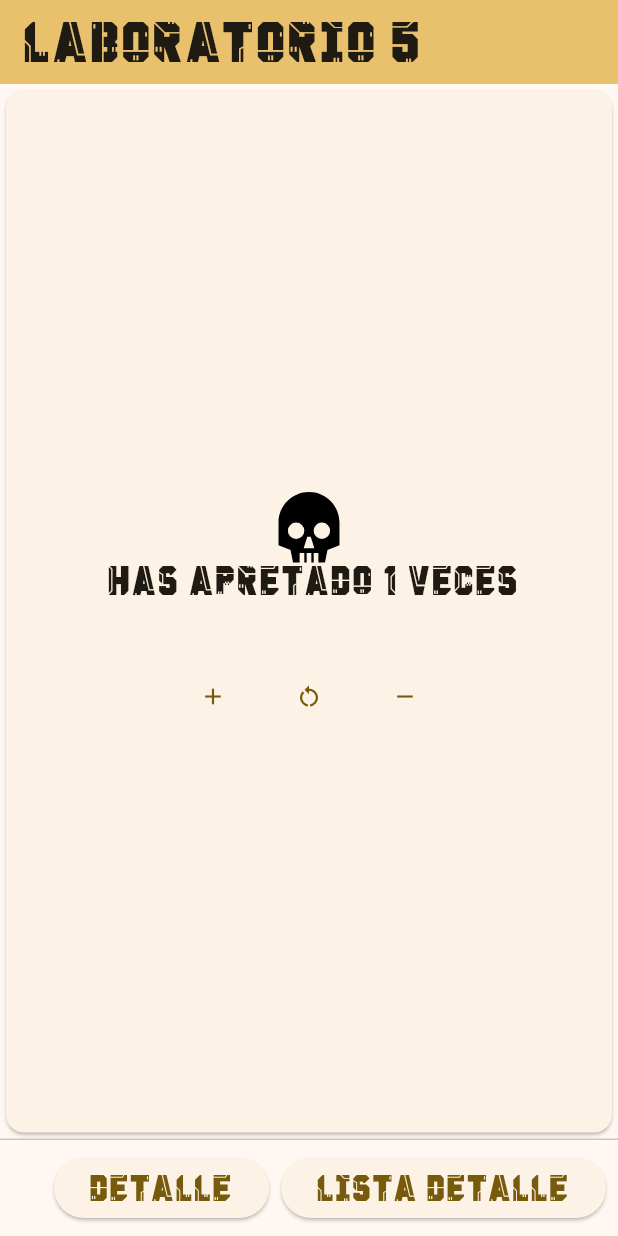
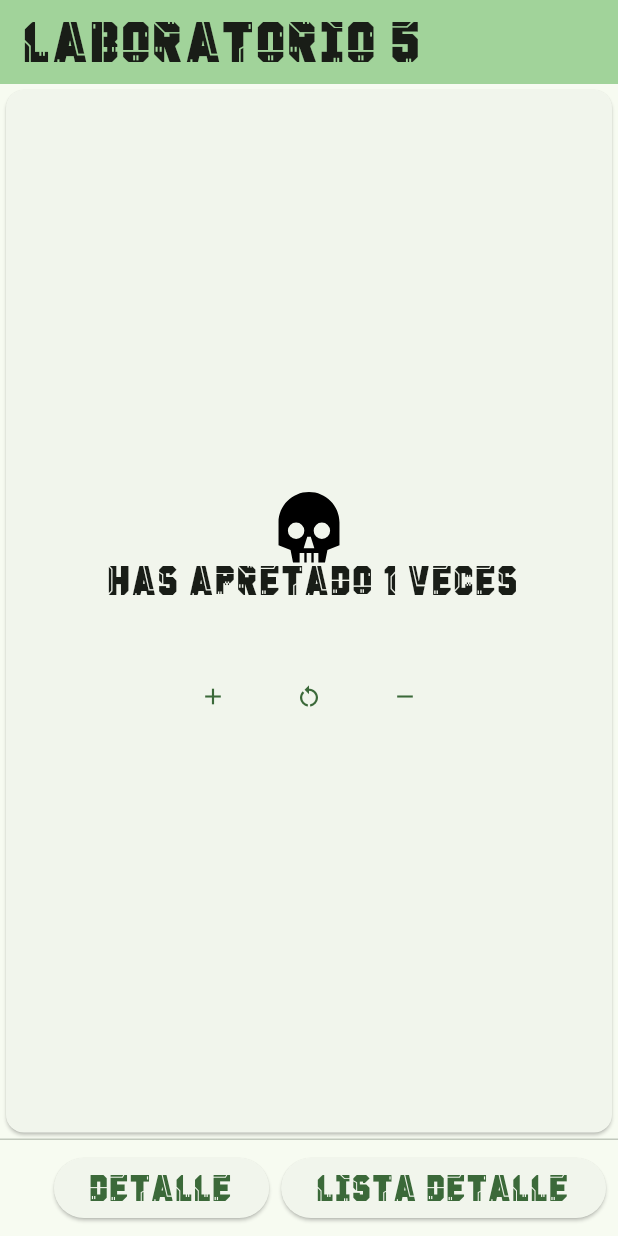
Before and after one commit to Vichh0/lab, a Flutter app: the screen it shows after launch, after a tap on the "add" icon, on a phone screen of 412 x 824 dp. Run offline on Flutter 3.47's test engine with Material 3 defaults, Android fonts, the phone set to English and light mode, and no system bars; our stand-ins replace flutter_svg.

Commit message:
faltan cambios

```diff
--- a/lib/main.dart
+++ b/lib/main.dart
@@ -1,5 +1,5 @@
 import 'package:flutter/material.dart';
-import 'package:lab/pages/newfile.dart';
+import 'package:lab/pages/statestest.dart';
 
 void main() {
   runApp(const MyApp());
--- /dev/null
+++ b/lib/pages/statestest.dart
@@ -0,0 +1,232 @@
+import 'package:flutter/material.dart';
+import 'package:flutter_svg/flutter_svg.dart';
+
+const String assetName = 'assets/Icons/9035711_finger_print_sharp_icon.svg';
+const String failIcon = 'assets/Icons/9035909_trending_down_sharp_icon.svg';
+const String winIcon = 'assets/Icons/9035995_trending_up_sharp_icon.svg';
+const String skullIcon = 'assets/Icons/9035903_skull_sharp_icon.svg';
+const String starIcon = 'assets\Icons\9035891_star_half_sharp_icon.svg';
+
+Widget svg = SvgPicture.asset(
+  assetName,
+  height: 50, width: 50
+);
+
+class MyApp extends StatelessWidget {
+  const MyApp({super.key});
+  @override
+  void didUpdateWidget (Type oldWidget) {
+   print('didupdatewidget');
+  }
+  @override
+  Widget build(BuildContext context) {
+    return MaterialApp(
+      title: 'Flutter Demo',
+      theme: ThemeData(
+        fontFamily: 'Cyborg',
+        colorScheme: ColorScheme.fromSeed(seedColor: Colors.green),
+        useMaterial3: true,
+      ),
+      home: const MyHomePage(title: 'Laboratorio 5 '),
+    );
+  }
+}
+
+class MyHomePage extends StatefulWidget {
+  const MyHomePage({super.key, required this.title});
+  final String title;
+
+  @override
+  State<MyHomePage> createState() => _MyHomePageState();
+}
+
+class _MyHomePageState extends State<MyHomePage> {
+  int _counter = 0;
+  String text = '';
+
+_MyHomePageState(){
+  print('Constructor');
+}
+
+  @override
+  void initState() {
+    // TODO: implement initState
+    print('initialstate');
+    super.initState();
+  }
+
+  @override
+  void didChangeDependencies() {
+    print('didchangedependencies');
+    super.didChangeDependencies();
+  }
+
+
+  void _incrementCounter() {
+    setState(() {
+      print('setstate ++');
+      _counter++;
+      _comprobar();
+    });
+  }
+  void _decreaceCounter() {
+    setState(() {
+      print('setstate --');
+      _counter--;
+      _comprobar();
+    });
+  }
+  void _resetCounter() {
+    setState(() {
+      print('setstate reset');
+      _counter=0;
+      _comprobar();
+    });
+  }
+
+  void _comprobar(){
+    if(_counter == 15){
+      text = 'Victoria';
+      svg = SvgPicture.asset(winIcon, height: 50, width: 50,);
+    }else if(_counter == 10){
+      text = 'Derrota';
+      svg = SvgPicture.asset(failIcon, height: 50, width: 50,);
+    }else if(_counter < 10){
+      text = '';
+      svg = SvgPicture.asset(skullIcon, height: 50, width: 50,);
+    }
+  }
+
+  @override
+  Widget build(BuildContext context) {
+    print('Build');
+    return Scaffold(
+      appBar: AppBar(
+        backgroundColor: Theme.of(context).colorScheme.inversePrimary,
+        title: Text(widget.title),
+      ),
+      persistentFooterButtons: [
+        Visibility(
+          maintainSize: true,
+          maintainAnimation: true,
+          maintainState: true,
+          visible: true,
+          child: ElevatedButton(
+            onPressed: () {
+              Navigator.push(
+              context,
+              MaterialPageRoute(builder: (context) => const SecondRoute()));
+            } ,
+            child: const Text('Detalle'),
+          )
+        ),
+        Visibility(
+          maintainSize: true,
+          maintainAnimation: true,
+          maintainState: true,
+          visible: true,
+          child: ElevatedButton(
+            onPressed: () {
+              Navigator.push(
+              context,
+              MaterialPageRoute(builder: (context) => const ThirdRoute()));
+            },
+            child: const Text('Lista Detalle'),
+          )
+        )
+        ],
+      body: Center(
+        child: Card(
+          child: Column(
+            mainAxisAlignment: MainAxisAlignment.center,
+            children: <Widget>[
+              Row(
+              mainAxisAlignment: MainAxisAlignment.center,
+              children:[
+                svg,
+              ]
+            ),
+            Text(
+                ' Has apretado $_counter veces',
+                style: const TextStyle(fontSize: 15),
+              ),
+               Text(
+                text,
+                style: const TextStyle(fontSize: 30),
+              ),
+              const Row(
+                crossAxisAlignment: CrossAxisAlignment.end,
+              ),
+              Row(
+                mainAxisAlignment: MainAxisAlignment.center,
+                children:[
+                  TextButton(onPressed: _incrementCounter, child: Icon(Icons.add)),
+                  TextButton(onPressed: _resetCounter, child: Icon(Icons.restart_alt)),
+                  TextButton(onPressed: _decreaceCounter, child: Icon(Icons.remove))
+                ]
+              ),
+          ],
+        ),
+      ),
+      ),
+    );
+  }
+}
+
+class SecondRoute extends StatelessWidget {
+  const SecondRoute({super.key});
+
+  @override
+  Widget build(BuildContext context) {
+    return Scaffold(
+      appBar: AppBar(
+        title: const Text('Detalle'),
+      ),
+      body: Center(
+        child: ElevatedButton(
+          onPressed: () {
+            Navigator.pop(context);
+          },
+          child: const Text('Volver'),
+        ),
+      ),
+    );
+  }
+}
+
+class ThirdRoute extends StatelessWidget {
+  const ThirdRoute({super.key});
+
+  @override
+  Widget build(BuildContext context) {
+    return Scaffold(
+      appBar: AppBar(
+        title: const Text('Lista Detalle'),
+      ),
+      body: Column(
+          children: [
+            ListView(
+              shrinkWrap: true,
+              children: <Widget>[
+                  ListTile(
+                    leading: Icon(Icons.map),
+                    title: Text('Item 1'),
+                  ),
+                  ListTile(
+                    leading: Icon(Icons.photo_album),
+                    title: Text('Item 2'),
+                  ),
+                  ListTile(
+                    leading: Icon(Icons.phone),
+                    title: Text('Item 3'),
+                  ),
+                ElevatedButton(
+              onPressed: () => Navigator.pop(context),
+              child: const Text('Volver'),
+            ),
+              ],
+          ),],
+        )
+    );
+  }
+}
```
